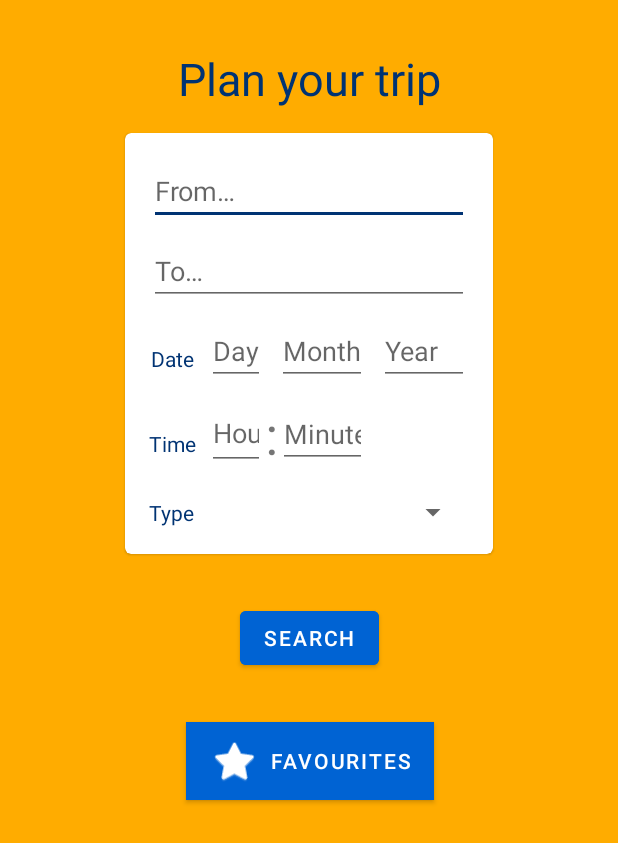
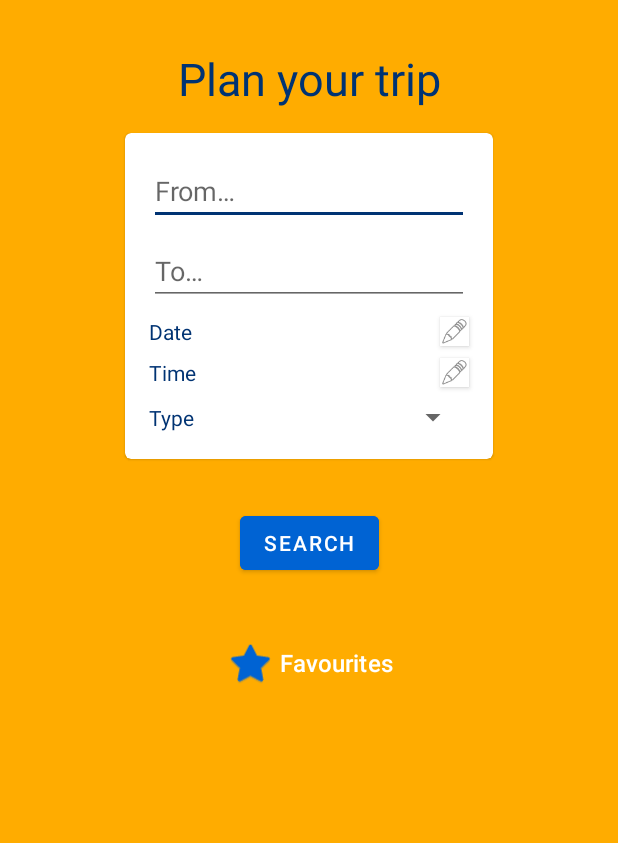
Before and after one commit to buracc/ov-app, an Android app: the layout activity_main.xml on its own in the app's theme, with its tools: preview values and no code run, on a phone screen of 412 x 824 dp. Shown: the top 843 px of the screen. Run offline under Robolectric (Android 15) with nearby library versions, the phone set to English and light mode, and no system bars; network calls fail.

Commit message:
Replace datetime input with picker dialogs, add database and viewmodel to DI module

```diff
--- a/app/build.gradle.kts
+++ b/app/build.gradle.kts
@@ -64,7 +64,6 @@ dependencies {
     //noinspection GradleCompatible
     implementation(group = "com.android.support", name = "cardview-v7", version = "28.0.0")
 
-
     // Http
     implementation(group = "com.squareup.retrofit2", name = "retrofit", version = "2.9.0")
     implementation(group = "com.squareup.retrofit2", name = "converter-gson", version = "2.9.0")
--- /dev/null
+++ b/app/src/main/java/dev/burak/ovapp/exception/NoTripsFoundException.kt
@@ -0,0 +1,5 @@
+package dev.burak.ovapp.exception
+
+import java.lang.Exception
+
+class NoTripsFoundException(override val message: String) : Exception(message)
--- a/app/src/main/java/dev/burak/ovapp/exception/StationNotFoundException.kt
+++ /dev/null
@@ -1,5 +0,0 @@
-package dev.burak.ovapp.exception
-
-import java.lang.Exception
-
-class StationNotFoundException(override val message: String) : Exception(message)
--- a/app/src/main/java/dev/burak/ovapp/ui/search/trip/TripActivity.kt
+++ b/app/src/main/java/dev/burak/ovapp/ui/search/trip/TripActivity.kt
@@ -10,7 +10,6 @@ import dev.burak.ovapp.model.trips.Trip
 import dev.burak.ovapp.util.DateUtil
 import kotlinx.android.synthetic.main.trip_main.*
 
-@Suppress("DEPRECATION")
 class TripActivity : AppCompatActivity() {
 
     override fun onCreate(savedInstanceState: Bundle?) {
--- a/app/src/main/java/dev/burak/ovapp/util/DateUtil.kt
+++ b/app/src/main/java/dev/burak/ovapp/util/DateUtil.kt
@@ -9,7 +9,6 @@ import kotlin.math.abs
 object DateUtil {
     fun createDate(year: Int, month: Int, day: Int, hour: Int, minute: Int): OffsetDateTime {
         val calendar = GregorianCalendar(year, month - 1, day, hour, minute)
-
         return calendar.toZonedDateTime().toOffsetDateTime()
     }
 
--- a/app/src/main/res/layout/activity_main.xml
+++ b/app/src/main/res/layout/activity_main.xml
@@ -1,7 +1,8 @@
 <?xml version="1.0" encoding="utf-8"?>
 <androidx.constraintlayout.widget.ConstraintLayout xmlns:android="http://schemas.android.com/apk/res/android"
                                                    xmlns:app="http://schemas.android.com/apk/res-auto"
-                                                   xmlns:tools="http://schemas.android.com/tools" android:layout_width="match_parent"
+                                                   xmlns:tools="http://schemas.android.com/tools"
+                                                   android:layout_width="match_parent"
                                                    android:layout_height="match_parent"
                                                    android:background="@color/colorPrimary">
 
@@ -15,7 +16,7 @@
             android:textColor="@color/colorAccent"
             app:layout_constraintEnd_toEndOf="parent"
             app:layout_constraintStart_toStartOf="parent"
-        app:layout_constraintTop_toTopOf="parent" />
+            app:layout_constraintTop_toTopOf="parent"/>
 
     <com.google.android.material.card.MaterialCardView
             android:id="@+id/cardMain"
@@ -45,7 +46,7 @@
                     android:inputType="textPersonName"
                     app:layout_constraintEnd_toEndOf="parent"
                     app:layout_constraintStart_toStartOf="parent"
-                app:layout_constraintTop_toTopOf="parent" />
+                    app:layout_constraintTop_toTopOf="parent"/>
 
             <AutoCompleteTextView
                     android:id="@+id/ptTo"
@@ -58,34 +59,9 @@
                     android:inputType="textPersonName"
                     app:layout_constraintEnd_toEndOf="@+id/ptFrom"
                     app:layout_constraintStart_toStartOf="@+id/ptFrom"
-                app:layout_constraintTop_toBottomOf="@+id/ptFrom" />
+                    app:layout_constraintTop_toBottomOf="@+id/ptFrom"/>
 
 
-            <EditText
-                    android:id="@+id/ptHours"
-                    android:layout_width="0dp"
-                    android:layout_height="0dp"
-                    android:layout_marginTop="8dp"
-                    android:ems="10"
-                    android:hint="@string/hour"
-                    android:inputType="time"
-                    android:maxLength="2"
-                    app:layout_constraintTop_toBottomOf="@+id/ptYear"
-                    app:layout_constraintStart_toStartOf="@+id/spType"
-                    app:layout_constraintBottom_toTopOf="@+id/spType" android:layout_marginBottom="16dp"
-                    app:layout_constraintEnd_toEndOf="@+id/ptDay"/>
-
-            <EditText
-                    android:id="@+id/ptMinutes"
-                    android:layout_width="0dp"
-                    android:layout_height="wrap_content"
-                    android:ems="10"
-                    android:hint="@string/minute"
-                    android:inputType="time"
-                    android:maxLength="2"
-                    app:layout_constraintStart_toEndOf="@+id/tvTimeSeparator"
-                    app:layout_constraintBottom_toBottomOf="@+id/tvTimeSeparator"
-                    app:layout_constraintTop_toTopOf="@+id/ptHours" app:layout_constraintEnd_toEndOf="@+id/ptMonth"/>
             <Spinner
                     android:id="@+id/spType"
                     android:layout_width="0dp"
@@ -96,65 +72,68 @@
                     app:layout_constraintHorizontal_bias="0.0"
                     app:layout_constraintStart_toEndOf="@+id/tvType" android:layout_marginStart="8dp"/>
 
-            <EditText
-                    android:id="@+id/ptDay"
+            <TextView
+                    android:id="@+id/ptDate"
                     android:layout_width="0dp"
                     android:layout_height="wrap_content"
-                    android:hint="@string/day"
-                    android:inputType="date"
-                    android:maxLength="2"
+                    android:onClick="showDatePickerDialog"
                     app:layout_constraintTop_toBottomOf="@+id/ptTo"
-                    android:layout_marginTop="8dp" app:layout_constraintStart_toStartOf="@+id/spType"/>
+                    android:layout_marginTop="8dp" app:layout_constraintStart_toStartOf="@+id/spType"
+                    android:textAppearance="@style/TextAppearance.AppCompat.Small"
+                    app:layout_constraintEnd_toStartOf="@+id/btnEditDate" android:layout_marginEnd="8dp"/>
 
-            <EditText
-                android:id="@+id/ptMonth"
+            <TextView
+                    android:id="@+id/ptTime"
                     android:layout_width="0dp"
                     android:layout_height="wrap_content"
-                android:layout_marginStart="8dp"
-                android:layout_marginTop="8dp"
-                android:hint="@string/month"
-                android:inputType="date"
-                android:maxLength="2"
-                app:layout_constraintStart_toEndOf="@+id/ptDay"
-                app:layout_constraintTop_toBottomOf="@+id/ptTo" />
+                    android:onClick="showTimePickerDialog"
+                    app:layout_constraintStart_toStartOf="@+id/spType"
+                    app:layout_constraintBottom_toTopOf="@+id/spType" app:layout_constraintTop_toBottomOf="@+id/ptDate"
+                    android:layout_marginTop="8dp" android:layout_marginBottom="8dp"
+                    android:textAppearance="@style/TextAppearance.AppCompat.Small"
+                    app:layout_constraintEnd_toStartOf="@+id/btnEditTime" android:layout_marginEnd="8dp"/>
 
-            <EditText
-                android:id="@+id/ptYear"
-                android:layout_width="0dp"
-                android:layout_height="wrap_content"
-                android:layout_marginStart="8dp"
-                android:layout_marginTop="8dp"
-                android:hint="@string/year"
-                android:inputType="date"
-                android:maxLength="4"
-                app:layout_constraintEnd_toEndOf="@+id/ptTo"
-                app:layout_constraintStart_toEndOf="@+id/ptMonth"
-                app:layout_constraintTop_toBottomOf="@+id/ptTo" />
+            <ImageButton
+                    android:layout_width="wrap_content"
+                    android:layout_height="0dp"
+                    android:id="@+id/btnEditTime"
+                    app:layout_constraintEnd_toEndOf="@+id/spType"
+                    app:layout_constraintBottom_toTopOf="@+id/spType"
+                    style="@style/Widget.AppCompat.Button.Small"
+                    app:layout_constraintTop_toBottomOf="@+id/ptDate"
+                    android:background="#FFFFFF" android:src="@android:drawable/ic_menu_edit"
+                    android:layout_marginTop="8dp" android:layout_marginBottom="8dp" android:cropToPadding="false"
+                    android:adjustViewBounds="true" android:onClick="showTimePickerDialog"
+                    android:scaleType="fitCenter"/>
 
-            <TextView
-                    android:id="@+id/tvTimeSeparator"
+            <ImageButton
                     android:layout_width="wrap_content"
-                    android:layout_height="wrap_content"
-                    android:text="@string/colon"
-                    android:textSize="36sp"
-                    app:layout_constraintStart_toEndOf="@+id/ptHours"
-                    app:layout_constraintBottom_toBottomOf="@+id/ptHours"
-                    app:layout_constraintTop_toTopOf="@+id/ptHours"/>
+                    android:layout_height="0dp"
+                    android:id="@+id/btnEditDate"
+                    app:layout_constraintEnd_toEndOf="@+id/btnEditTime"
+                    app:layout_constraintBottom_toTopOf="@+id/btnEditTime"
+                    style="@style/Widget.AppCompat.Button.Small"
+                    app:layout_constraintTop_toBottomOf="@+id/ptTo"
+                    android:background="#FFFFFF" android:src="@android:drawable/ic_menu_edit"
+                    android:cropToPadding="false"
+                    android:adjustViewBounds="true" android:onClick="showDatePickerDialog"
+                    android:scaleType="fitCenter" android:layout_marginTop="8dp" android:layout_marginBottom="8dp"/>
             <TextView
                     android:text="@string/date"
                     android:layout_width="wrap_content"
                     android:layout_height="wrap_content" android:id="@+id/tvDate"
                     android:textColor="@color/colorAccent"
-                    app:layout_constraintEnd_toEndOf="@+id/tvTime"
                     app:layout_constraintStart_toStartOf="@+id/tvType"
-                    app:layout_constraintBottom_toBottomOf="@+id/ptDay" android:layout_marginBottom="8dp"/>
+                    app:layout_constraintBottom_toBottomOf="@+id/ptDate"
+                    app:layout_constraintTop_toTopOf="@+id/ptDate"/>
             <TextView
                     android:text="@string/time"
                     android:layout_width="wrap_content"
                     android:layout_height="wrap_content" android:id="@+id/tvTime"
                     android:textColor="@color/colorAccent"
                     app:layout_constraintStart_toStartOf="@+id/tvType"
-                    app:layout_constraintBottom_toBottomOf="@+id/ptHours" android:layout_marginBottom="8dp"/>
+                    app:layout_constraintBottom_toBottomOf="@+id/ptTime"
+                    app:layout_constraintTop_toTopOf="@+id/ptTime"/>
             <TextView
                     android:text="@string/type"
                     android:layout_width="wrap_content"
@@ -177,8 +156,16 @@
             android:textColor="@color/white"
             app:layout_constraintEnd_toEndOf="@+id/cardMain"
             app:layout_constraintStart_toStartOf="@+id/cardMain"
-        app:layout_constraintTop_toBottomOf="@+id/cardMain" />
+            app:layout_constraintTop_toBottomOf="@+id/cardMain"/>
 
+    <ProgressBar
+            style="@style/Widget.AppCompat.ProgressBar"
+            android:layout_width="wrap_content"
+            android:layout_height="wrap_content"
+            android:id="@+id/searchProgressBar"
+            app:layout_constraintBottom_toBottomOf="parent"
+            app:layout_constraintTop_toBottomOf="@+id/btnFavourites" app:layout_constraintStart_toStartOf="parent"
+            app:layout_constraintEnd_toEndOf="parent" android:indeterminate="true" android:visibility="invisible"/>
     <Button
             android:id="@+id/btnFavourites"
             android:layout_width="wrap_content"
@@ -191,6 +178,6 @@
             app:icon="@android:drawable/btn_star"
             app:layout_constraintEnd_toEndOf="@+id/btnSearch"
             app:layout_constraintStart_toStartOf="@+id/btnSearch"
-            app:layout_constraintTop_toBottomOf="@+id/btnSearch" />
-
+            app:layout_constraintTop_toBottomOf="@+id/btnSearch"
+            style="@style/Widget.MaterialComponents.TimePicker.Button"/>
 </androidx.constraintlayout.widget.ConstraintLayout>
```
Also changed, not shown: app/src/main/java/dev/burak/ovapp/database/FavouriteRepository.kt (+2 -10 lines), app/src/main/java/dev/burak/ovapp/database/FavouriteRoomDatabase.kt (+0 -24 lines), app/src/main/java/dev/burak/ovapp/module/MainModule.kt (+24 -0 lines), app/src/main/java/dev/burak/ovapp/ui/favourites/FavouritesActivity.kt (+17 -10 lines), app/src/main/java/dev/burak/ovapp/ui/favourites/FavouritesViewModel.kt (+8 -4 lines), app/src/main/java/dev/burak/ovapp/ui/main/MainActivity.kt (+57 -36 lines), app/src/main/java/dev/burak/ovapp/ui/main/pickers/DatePickerFragment.kt (added, +29 -0 lines), app/src/main/java/dev/burak/ovapp/ui/main/pickers/TimePickerFragment.kt (added, +35 -0 lines), app/src/main/java/dev/burak/ovapp/ui/search/SearchActivity.kt (+11 -4 lines), app/src/main/java/dev/burak/ovapp/ui/search/SearchViewModel.kt (+7 -2 lines). Lines whose indentation alone changed are shown as unchanged.
